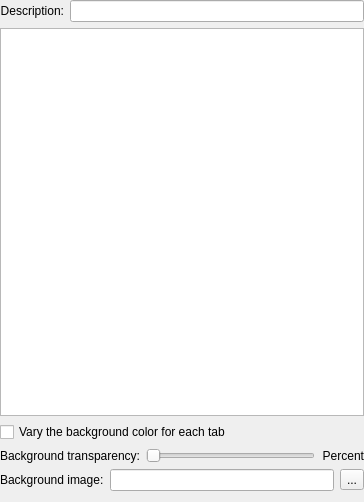
This is src/ColorSchemeEditor.ui in KDE/konsole as Qt 5 draws it before an edit. The edited form follows.
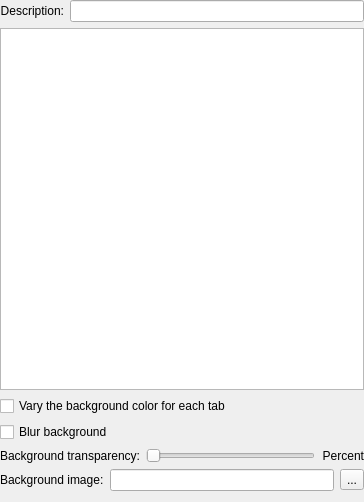
This is the edited form. Custom widgets are drawn as their Qt base class.

Commit message:
Add option to ColorScheme to blur transparent background
Note that this does not affect KonsolePart; it is up to the app using
it to enable transparency (see src/tests/demo_konsolepart).

Patch by anemeth

FEATURE: 198175

```diff
--- a/src/ColorSchemeEditor.ui
+++ b/src/ColorSchemeEditor.ui
@@ -41,6 +41,13 @@
      </property>
     </widget>
    </item>
+   <item>
+    <widget class="QCheckBox" name="blurCheckBox">
+     <property name="text">
+      <string>Blur background</string>
+     </property>
+    </widget>
+   </item>
    <item>
     <layout class="QHBoxLayout">
      <item>
```
The commit also changes 9 other files.
